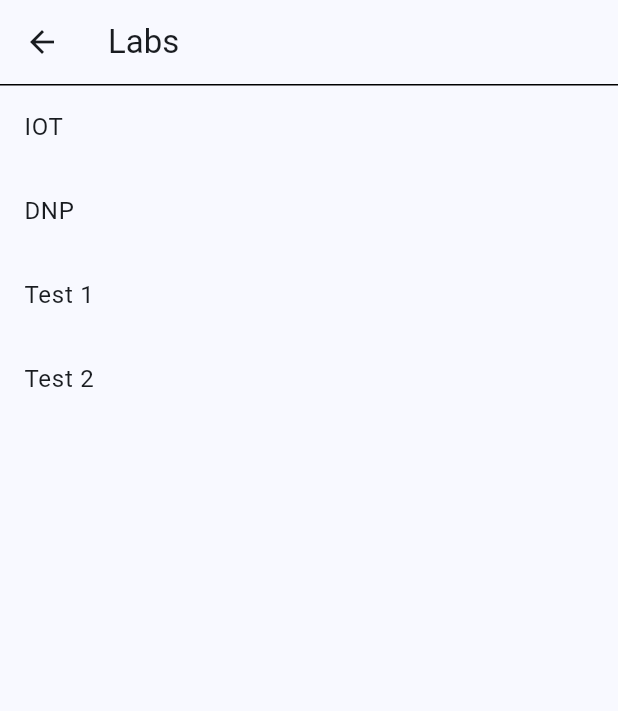
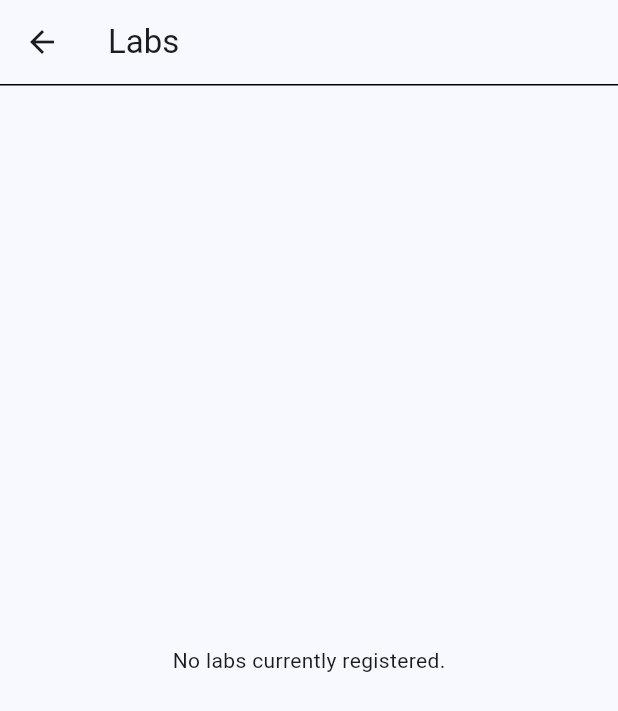
Before and after one commit to Chaturya0937/iiitnr, a Flutter app: the StudentPage screen opened directly, after a tap on "Lab", on a phone screen of 412 x 824 dp. Shown: the top 711 px of the screen. Run offline on Flutter 3.47's test engine with Material 3 defaults, Android fonts, the light colour scheme and no system bars; our stand-ins replace cloud_firestore, firebase_auth, firebase_core, permission_handler, qr_flutter; missing offline and left inert: mobile_scanner; accounts and stored records are empty.

Commit message:
Update StudentPage.dart

```diff
--- a/lib/StudentPage.dart
+++ b/lib/StudentPage.dart
@@ -1,13 +1,14 @@
+import 'package:cloud_firestore/cloud_firestore.dart'; // Needed for dynamic lab list
 import 'package:firebase_auth/firebase_auth.dart';
-import 'package:cloud_firestore/cloud_firestore.dart';
 import 'package:flutter/material.dart';
-import 'package:iiitnr/Dnpequipment.dart';
+// Note: We keep old imports for now, but comment them out as we transition to dynamic/generic.
+// import 'package:iiitnr/Dnpequipment.dart';
+// import 'package:iiitnr/Iotequipment.dart';
+import 'package:iiitnr/GenericLabEquipmentPage.dart'; // <-- New dynamic page
 import 'package:iiitnr/HomePage.dart';
-import 'package:iiitnr/Iotequipment.dart';
-import 'package:iiitnr/RequestNavigationPage%20.dart';
+import 'package:iiitnr/RequestNavigationPage .dart';
 import 'package:iiitnr/personalinfo.dart';
 import 'package:iiitnr/sportsequipment.dart';
-import 'package:iiitnr/GenericLabEquipmentPage.dart';
 
 class StudentPage extends StatelessWidget {
   const StudentPage({super.key});
@@ -27,9 +28,9 @@ class StudentPage extends StatelessWidget {
                 MaterialPageRoute(builder: (context) => const Personalinfo()),
               );
             },
-            child: CircleAvatar(
+            child: const CircleAvatar(
               radius: 15,
-              backgroundColor: const Color.fromARGB(255, 91, 169, 237),
+              backgroundColor: Color.fromARGB(255, 91, 169, 237),
               child: Icon(Icons.person, size: 25, color: Colors.white),
             ),
           ),
@@ -61,7 +62,7 @@ class StudentPage extends StatelessWidget {
               "assets/WhatsApp Image 2025-10-05 at 23.03.34_e30ecfe5.jpg",
               width: MediaQuery.of(context).size.width * 0.7,
             ),
-            SizedBox(height: 16.0,),
+            const SizedBox(height: 16.0,),
             Row(
               children: [
                 Expanded(
@@ -70,7 +71,7 @@ class StudentPage extends StatelessWidget {
                       Navigator.push(
                         context,
                         MaterialPageRoute(
-                          builder: (context) => const LabsPage(),
+                          builder: (context) => const LabsPage(), // Leads to dynamic list
                         ),
                       );
                     },
@@ -78,7 +79,7 @@ class StudentPage extends StatelessWidget {
                       height: 150,
                       decoration: BoxDecoration(
                         color: Colors.transparent,
-                        image: DecorationImage(
+                        image: const DecorationImage(
                           image: AssetImage("assets/lab.png"),
                           fit: BoxFit.cover,
                         ),
@@ -116,6 +117,7 @@ class StudentPage extends StatelessWidget {
                       Navigator.push(
                         context,
                         MaterialPageRoute(
+                          // Sports remains static for now, managing its own page and collection
                           builder: (context) => const Sportsequipment(),
                         ),
                       );
@@ -124,7 +126,7 @@ class StudentPage extends StatelessWidget {
                       height: 150,
                       decoration: BoxDecoration(
                         color: Colors.transparent,
-                        image: DecorationImage(
+                        image: const DecorationImage(
                           image: AssetImage(
                             "assets/394a8514c21be4c0fc80e3d2a9879019.jpg",
                           ),
@@ -154,7 +156,7 @@ class StudentPage extends StatelessWidget {
               ],
             ),
 
-            SizedBox(height: 8.0),
+            const SizedBox(height: 8.0),
             Expanded(
               child: GestureDetector(
                 onTap: () {
@@ -185,7 +187,7 @@ class StudentPage extends StatelessWidget {
                   ),
                   child: const Center(
                     child: Text(
-                      "Requets/Accepted Equipment",
+                      "Requests/Accepted Equipment",
                       style: TextStyle(
                         fontSize: 24,
                         fontWeight: FontWeight.bold,
@@ -195,7 +197,7 @@ class StudentPage extends StatelessWidget {
                 ),
               ),
             ),
-            Spacer(flex: 1),
+            const Spacer(flex: 1),
           ],
         ),
       ),
@@ -203,6 +205,7 @@ class StudentPage extends StatelessWidget {
   }
 }
 
+// *** DYNAMIC LABS PAGE ***
 class LabsPage extends StatelessWidget {
   const LabsPage({super.key});
 
@@ -216,64 +219,15 @@ class LabsPage extends StatelessWidget {
           child: Container(color: Colors.black, height: 1.0),
         ),
       ),
-      body: ListView(
-        children: [
-          ListTile(
-            title: const Text("IOT"),
-            onTap: () {
-              Navigator.of(context).push(
-                MaterialPageRoute(builder: (context) => const Iotequipment()),
-              );
-            },
-          ),
-          ListTile(
-            title: const Text("DNP"),
-            onTap: () {
-              Navigator.of(context).push(
-                MaterialPageRoute(builder: (context) => const Dnpequipment()),
-              );
-            },
-          ),
-          ListTile(
-            title: const Text("Test 1"),
-            onTap: () {
-              Navigator.of(context).push(
-                MaterialPageRoute(builder: (context) => const Placeholder()),
-              );
-            },
-          ),
-          ListTile(
-            title: const Text("Test 2"),
-            onTap: () {
-              Navigator.of(context).push(
-                MaterialPageRoute(builder: (context) => const Placeholder()),
-              );
-            },
-          ),
-        ],
-      ),
-    );
-  }
-}
-class LabsPage extends StatelessWidget {
-  const LabsPage({super.key});
-
-  @override
-  Widget build(BuildContext context) {
-    return Scaffold(
-      appBar: AppBar(
-        title: const Text("Labs"),
-        bottom: PreferredSize(
-          preferredSize: const Size.fromHeight(1.0), // height of the black line
-          child: Container(color: Colors.black, height: 1.0),
-        ),
-      ),
-      // Use a StreamBuilder to dynamically read available labs
+      // Use a StreamBuilder to dynamically read available labs from Firestore
       body: StreamBuilder<QuerySnapshot>(
         stream: FirebaseFirestore.instance.collection('labs').snapshots(),
         builder: (context, snapshot) {
           if (snapshot.connectionState == ConnectionState.waiting) {
             return const Center(child: CircularProgressIndicator());
+          }
+          if (snapshot.hasError) {
+             return Center(child: Text("Error loading labs: ${snapshot.error}"));
           }
           if (!snapshot.hasData || snapshot.data!.docs.isEmpty) {
             return const Center(child: Text("No labs currently registered."));
@@ -285,15 +239,19 @@ class LabsPage extends StatelessWidget {
             itemCount: labDocs.length,
             itemBuilder: (context, index) {
               final lab = labDocs[index];
-              final labName = lab['name'];
-              final collectionName = lab['collection_name']; // Get the dynamic collection name
+              final labName = lab['name'] as String? ?? 'Unnamed Lab';
+              final collectionName = lab['collection_name'] as String? ?? '';
+
+              // Skip rendering if vital fields are missing
+              if (collectionName.isEmpty) return const SizedBox.shrink();
 
               return ListTile(
                 title: Text(labName),
                 onTap: () {
                   Navigator.of(context).push(
                     MaterialPageRoute(
-                      builder: (context) => GenericLabEquipmentPage( // <--- ROUTE TO NEW GENERIC PAGE
+                      // Route to the Generic page, passing the required data
+                      builder: (context) => GenericLabEquipmentPage(
                         labName: labName,
                         collectionName: collectionName,
                       ),
```
